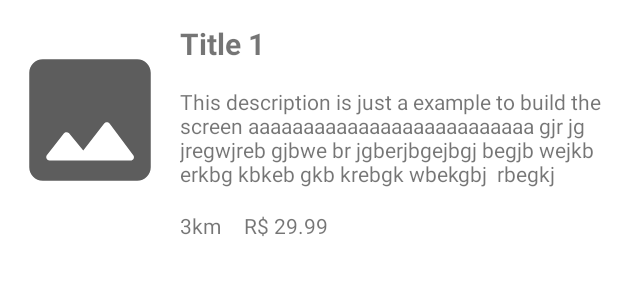
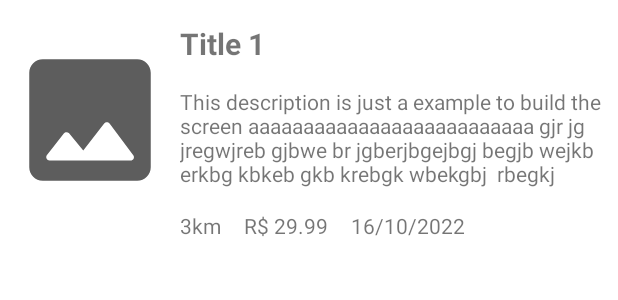
Before and after one commit to AlbertoDoc/WP, an Android app: the layout event_layout.xml on its own in the app's theme, with its tools: preview values and no code run, on a phone screen of 412 x 824 dp. Shown: the top 300 px of the screen. Run offline under Robolectric (Android 15) with nearby library versions, the phone set to English and light mode, and no system bars.

Commit message:
feature(EventAdapter): Implementing date on event card.

```diff
--- a/app/src/main/java/com/example/wps/events/view/EventsAdapter.kt
+++ b/app/src/main/java/com/example/wps/events/view/EventsAdapter.kt
@@ -10,6 +10,7 @@ import com.example.wps.R
 import com.example.wps.databinding.EventBottomSheetBinding
 import com.example.wps.databinding.EventLayoutBinding
 import com.example.wps.repositories.room.entities.Event
+import com.example.wps.util.DateUtil
 import com.google.android.material.bottomsheet.BottomSheetDialog
 
 class EventsAdapter : RecyclerView.Adapter<EventsAdapter.ViewHolder>() {
@@ -36,6 +37,7 @@ class EventsAdapter : RecyclerView.Adapter<EventsAdapter.ViewHolder>() {
             .placeholder(R.drawable.ic_round_image_108)
             .into(holder.image)
         holder.price.text = "R$ " + event.price
+        holder.date.text = DateUtil.parseLongToFormattedDateString(event.date)
 
         holder.eventLayout.setOnClickListener { showBottomSheetDialog(event) }
     }
@@ -60,6 +62,7 @@ class EventsAdapter : RecyclerView.Adapter<EventsAdapter.ViewHolder>() {
         val image = itemView.eventImage
         val distance = itemView.eventDistance
         val price = itemView.eventPrice
+        val date = itemView.eventDate
         val eventLayout = itemView.eventLayout
     }
 }
--- a/app/src/main/res/layout/event_layout.xml
+++ b/app/src/main/res/layout/event_layout.xml
@@ -98,6 +98,17 @@
 
                 app:layout_constraintTop_toBottomOf="@id/event_description"
                 app:layout_constraintStart_toEndOf="@id/event_distance" />
+
+            <TextView
+                android:id="@+id/event_date"
+                android:layout_width="wrap_content"
+                android:layout_height="wrap_content"
+                android:text="16/10/2022"
+                android:layout_marginTop="15dp"
+                android:layout_marginLeft="15dp"
+
+                app:layout_constraintTop_toBottomOf="@id/event_description"
+                app:layout_constraintStart_toEndOf="@id/event_price" />
         </androidx.constraintlayout.widget.ConstraintLayout>
     </androidx.appcompat.widget.LinearLayoutCompat>
 </androidx.constraintlayout.widget.ConstraintLayout>
```
Also changed, not shown: app/src/main/java/com/example/wps/events/view/EventBottomSheetDialog.kt (+2 -6 lines), app/src/main/java/com/example/wps/util/DateUtil.kt (added, +16 -0 lines).
